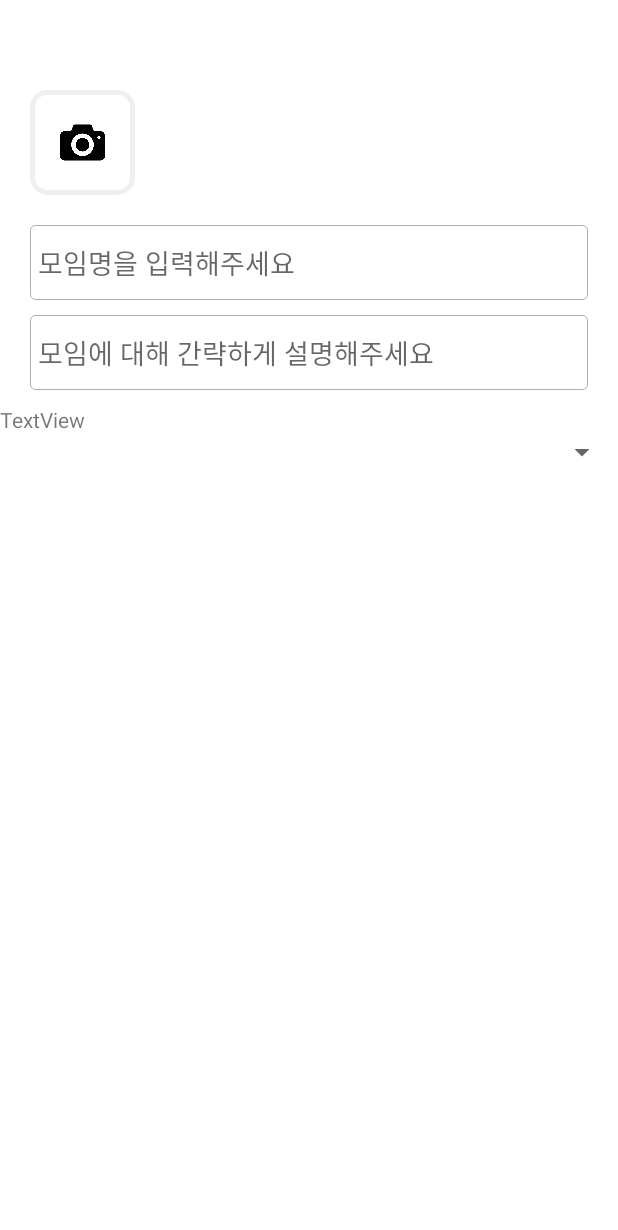
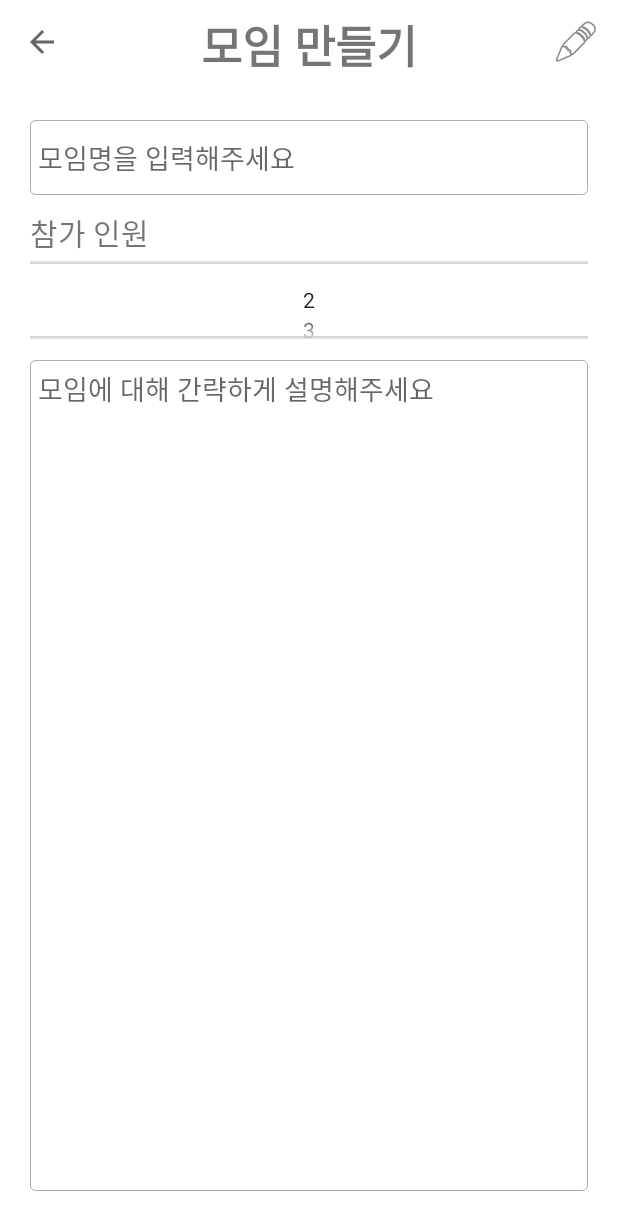
Before and after one commit to shinjaegyoung/readbookproject, an Android app: the GroupRegActivity screen opened directly, with no data from a screen before it, on a phone screen of 412 x 824 dp. Shown: the top 1230 px of the screen. Run offline under Robolectric (Android 15) with nearby library versions, the phone set to English and light mode, and no system bars; our stand-ins replace Firebase (no records; nobody signed in at launch, a user with empty details on screens opened directly).

Commit message:
220525-오픈채팅 추가 중...

```diff
--- a/app/src/main/java/com/example/readbook/GroupRegActivity.kt
+++ b/app/src/main/java/com/example/readbook/GroupRegActivity.kt
@@ -1,11 +1,80 @@
 package com.example.readbook
 
+import android.content.Intent
 import androidx.appcompat.app.AppCompatActivity
 import android.os.Bundle
+import android.view.Menu
+import android.view.MenuItem
+import android.widget.ArrayAdapter
+import android.widget.NumberPicker
+import android.widget.Toast
+import com.example.readbook.databinding.ActivityGroupRegBinding
+import com.example.readbook.model.GroupChatModel
+import com.google.firebase.auth.ktx.auth
+import com.google.firebase.database.FirebaseDatabase
+import com.google.firebase.ktx.Firebase
+import com.google.firebase.storage.FirebaseStorage
+import java.text.SimpleDateFormat
+import java.util.*
 
 class GroupRegActivity : AppCompatActivity() {
+    private lateinit var binding : ActivityGroupRegBinding
+    private var groupChatModel = GroupChatModel()
+    private var comment = GroupChatModel.Comment(null, null, null)
+    private var uid : String? = null
+
+    override fun onCreateOptionsMenu(menu: Menu?): Boolean {
+        menuInflater.inflate(R.menu.product_reg_menu, menu)
+        return true
+    }
+
+    override fun onOptionsItemSelected(item: MenuItem): Boolean = when(item.itemId) {
+        R.id.toolbar_reg_button -> {
+            uid = Firebase.auth.currentUser?.uid.toString()
+            val gId = FirebaseDatabase.getInstance().getReference("groupChatrooms").push().toString()
+
+            groupChatModel.users.put(uid.toString(), true)
+            groupChatModel.groupName=binding.edGName.text.toString()
+            groupChatModel.groupDes=binding.edGDes.text.toString()
+            groupChatModel.userLimit=binding.numberPicker.value
+            groupChatModel.groupId=gId
+
+            if (binding.edGName.text.isEmpty() || binding.edGDes.text.isEmpty()) {
+                Toast.makeText(this, "모든 항목을 작성해주세요.", Toast.LENGTH_SHORT)
+                    .show()
+            } else {
+                FirebaseDatabase.getInstance().getReference("groupChatrooms").child(gId).setValue(groupChatModel)
+                Toast.makeText(this, "모임이 등록되었습니다.", Toast.LENGTH_SHORT)
+                    .show()
+
+                // 목록으로 이동
+                val intent = Intent(this, MainActivity::class.java)
+                startActivity(intent)
+            }
+            finish()
+            true
+        }
+        android.R.id.home -> {
+            val intent = Intent(this, MainActivity::class.java)
+            startActivity(intent)
+            finish()
+            true
+        }
+        else -> super.onOptionsItemSelected(item)
+    }
+
     override fun onCreate(savedInstanceState: Bundle?) {
+        binding = ActivityGroupRegBinding.inflate(layoutInflater)
         super.onCreate(savedInstanceState)
-        setContentView(R.layout.activity_group_reg)
+        setContentView(binding.root)
+
+        binding.numberPicker.minValue = 2
+        binding.numberPicker.maxValue = 10
+        binding.numberPicker.wrapSelectorWheel = false
+        binding.numberPicker.descendantFocusability = NumberPicker.FOCUS_BLOCK_DESCENDANTS
+
+        setSupportActionBar(binding.topBar)
+        supportActionBar?.setDisplayShowTitleEnabled(false)
+        supportActionBar?.setDisplayHomeAsUpEnabled(true)
     }
 }
--- a/app/src/main/java/com/example/readbook/model/GroupChatModel.kt
+++ b/app/src/main/java/com/example/readbook/model/GroupChatModel.kt
@@ -1,6 +1,7 @@
 package com.example.readbook.model
 
 class GroupChatModel (val users: HashMap<String, Boolean> = HashMap(),
-                      val comments : HashMap<String, Comment> = HashMap()){
+                      val comments : HashMap<String, Comment> = HashMap(),
+                      var userLimit : Int = 0, var groupName : String = "", var groupDes : String = "", var groupId : String = ""){
     class Comment(val uid: String? = null, val message: String? = null, val time: String? = null)
 }
--- a/app/src/main/res/layout/activity_group_reg.xml
+++ b/app/src/main/res/layout/activity_group_reg.xml
@@ -10,32 +10,31 @@
     <androidx.appcompat.widget.Toolbar
         android:id="@+id/topBar"
         android:layout_width="match_parent"
-        android:layout_height="60dp"></androidx.appcompat.widget.Toolbar>
+        android:layout_height="60dp">
+
+        <TextView
+            android:id="@+id/textView2"
+            android:layout_width="250dp"
+            android:layout_height="wrap_content"
+            android:text="모임 만들기"
+            android:layout_gravity="center"
+            android:gravity="center"
+            android:fontFamily="@font/fontstyle"
+            android:textSize="30sp"
+            android:textStyle="bold" />
+
+    </androidx.appcompat.widget.Toolbar>
 
     <LinearLayout
         android:layout_width="match_parent"
-        android:layout_height="wrap_content"
-        android:orientation="horizontal">
-
-        <ImageView
-            android:id="@+id/btnRegPImg"
-            android:layout_width="70dp"
-            android:layout_height="70dp"
-            android:layout_marginLeft="20dp"
-            android:layout_marginRight="5dp"
-            android:layout_marginBottom="20dp"
-            android:background="@drawable/round_box_border"
-            android:clickable="true"
-            android:padding="20dp"
-            android:src="@drawable/ic_camera" />
-    </LinearLayout>
+        android:layout_height="match_parent"
+        android:layout_margin="20dp"
+        android:orientation="vertical">
 
         <EditText
             android:id="@+id/edGName"
             android:layout_width="match_parent"
             android:layout_height="50dp"
-        android:layout_marginLeft="20dp"
-        android:layout_marginRight="20dp"
             android:layout_marginBottom="10dp"
             android:background="@drawable/round_box_border2"
             android:ems="10"
@@ -44,29 +43,32 @@
             android:padding="5dp"
             android:textColor="#50000000" />
 
+        <TextView
+            android:id="@+id/textView6"
+            android:layout_width="match_parent"
+            android:layout_height="wrap_content"
+            android:textSize="20sp"
+            android:text="참가 인원" />
+
+        <NumberPicker
+            android:id="@+id/numberPicker"
+            android:layout_width="match_parent"
+            android:layout_marginBottom="10dp"
+            android:layout_height="60dp"/>
+
         <EditText
             android:id="@+id/edGDes"
             android:layout_width="match_parent"
-        android:layout_height="50dp"
-        android:layout_marginLeft="20dp"
-        android:layout_marginRight="20dp"
+            android:layout_height="match_parent"
             android:layout_marginBottom="10dp"
             android:background="@drawable/round_box_border2"
             android:ems="10"
             android:hint="모임에 대해 간략하게 설명해주세요"
+            android:gravity="start"
             android:inputType="textPersonName"
             android:padding="5dp"
             android:textColor="#50000000" />
 
-    <TextView
-        android:id="@+id/textView6"
-        android:layout_width="match_parent"
-        android:layout_height="wrap_content"
-        android:text="TextView" />
-
-    <Spinner
-        android:id="@+id/spinner"
-        android:layout_width="match_parent"
-        android:layout_height="wrap_content" />
+    </LinearLayout>
 
 </LinearLayout>
```
Also changed, not shown: app/src/main/java/com/example/readbook/fragment/GroupListFragment.kt (+45 -35 lines). Lines whose indentation alone changed are shown as unchanged.
